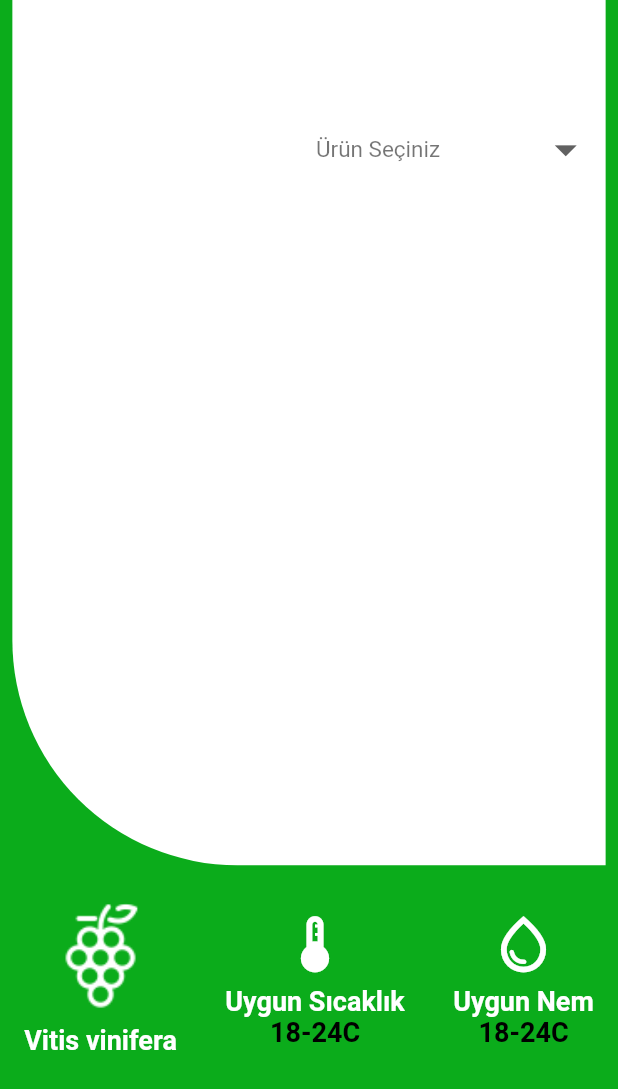
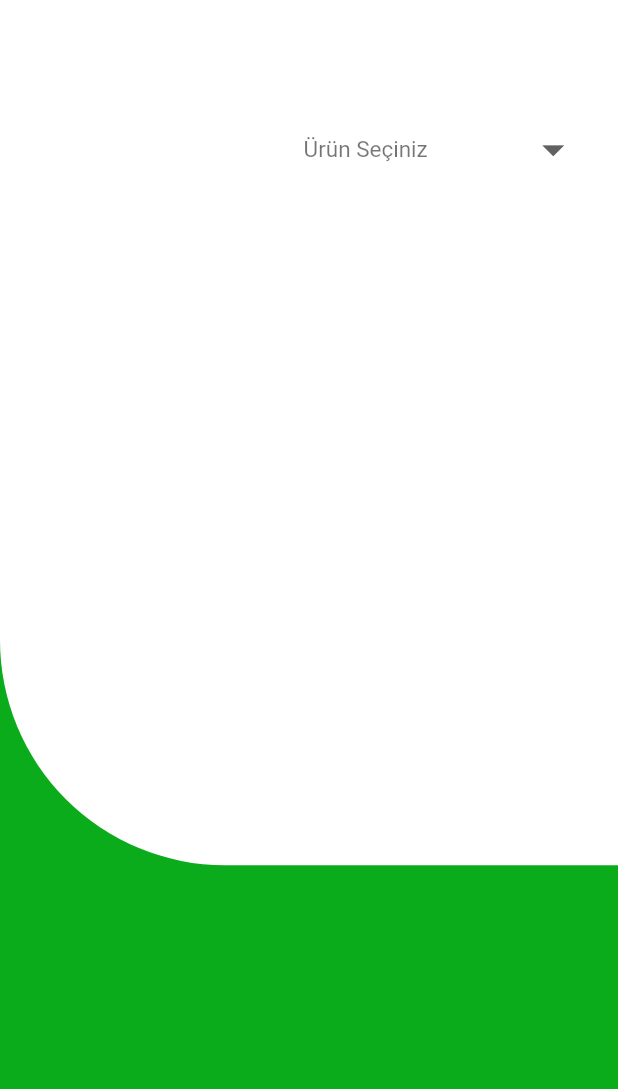
Before and after one commit to alphansaridogan/tarim_4_0, a Flutter app: the SuggestionsScreen screen opened by its route, on a phone screen of 412 x 824 dp. Shown: the top 1089 px of the screen. Run offline on Flutter 3.47's test engine with Material 2 defaults, Android fonts, the phone set to English and light mode, and no system bars; our stand-ins replace google_fonts, stacked; missing offline and left inert: bottom_bar.

Commit message:
suggestion güncellendi

```diff
--- a/lib/screens/suggestions_screen/suggestions_screen.dart
+++ b/lib/screens/suggestions_screen/suggestions_screen.dart
@@ -19,7 +19,6 @@ class SuggestionsScreen extends StatelessWidget {
           children: [
             Container(
               height: size.height * 0.7,
-              width: size.width * 0.96,
               decoration: const BoxDecoration(
                 color: Constants.white,
                 borderRadius: BorderRadius.only(
@@ -38,7 +37,8 @@ class SuggestionsScreen extends StatelessWidget {
                         width: size.width * 0.45,
                         child: model.product != null
                             ? Image.network(
-                                model.productDetail[model.bulma(model.product)]
+                                model.productDetail[
+                                        model.productAssignment(model.product)]
                                     ['urlImage'],
                               )
                             : const SizedBox(),
@@ -65,7 +65,7 @@ class SuggestionsScreen extends StatelessWidget {
                           padding: const EdgeInsets.symmetric(horizontal: 10.0),
                           child: Center(
                             child: (Text(
-                              '- ${model.productDetail[model.bulma(model.product)]['description1']}',
+                              '- ${model.productDetail[model.productAssignment(model.product)]['description1']}',
                               style: Constants.subtitle1,
                             )),
                           ),
@@ -78,7 +78,7 @@ class SuggestionsScreen extends StatelessWidget {
                       ? Padding(
                           padding: const EdgeInsets.symmetric(horizontal: 10.0),
                           child: (Text(
-                            '- ${model.productDetail[model.bulma(model.product)]['description2']}',
+                            '- ${model.productDetail[model.productAssignment(model.product)]['description2']}',
                             style: Constants.subtitle1,
                           )),
                         )
@@ -89,7 +89,8 @@ class SuggestionsScreen extends StatelessWidget {
             const SizedBox(
               height: 25,
             ),
-            Row(
+            model.product != null
+                ? Row(
                     mainAxisAlignment: MainAxisAlignment.spaceAround,
                     children: [
                       Column(
@@ -101,8 +102,10 @@ class SuggestionsScreen extends StatelessWidget {
                           const SizedBox(
                             height: 10,
                           ),
-                    const Text(
-                      'Vitis vinifera',
+                          Text(
+                            model.productDetail[
+                                    model.productAssignment(model.product)]
+                                ['microorganism'],
                             style: Constants.headline2,
                           ),
                         ],
@@ -122,8 +125,10 @@ class SuggestionsScreen extends StatelessWidget {
                             style: Constants.headline2,
                           ),
                           Text(
-                      '18-24C',
-                      style: Constants.headline2.apply(color: Constants.black),
+                            model.productDetail[
+                                model.productAssignment(model.product)]['heat'],
+                            style: Constants.headline2
+                                .apply(color: Constants.black),
                           )
                         ],
                       ),
@@ -142,13 +147,16 @@ class SuggestionsScreen extends StatelessWidget {
                             style: Constants.headline2,
                           ),
                           Text(
-                      '18-24C',
-                      style: Constants.headline2.apply(color: Constants.black),
+                            model.productDetail[model
+                                .productAssignment(model.product)]['moisture'],
+                            style: Constants.headline2
+                                .apply(color: Constants.black),
                           )
                         ],
                       ),
                     ],
                   )
+                : const SizedBox()
           ],
         ),
       ),
--- a/lib/screens/suggestions_screen/suggestions_screen_model.dart
+++ b/lib/screens/suggestions_screen/suggestions_screen_model.dart
@@ -22,7 +22,10 @@ class SuggestionsScreenModel extends MainViewModel {
       'description1':
           'Hava sıcaklıklarına bağlı olarak bu haftatoprak nemini %35 civarında tutulması önerilir.',
       'description2':
-          'Elmaaa: Küllenme hastalığı riskini önlemek için 15günde bir sıvı kükürt ile ilaçlama yapılmalıdır. İstenmeyen sürgünler budanmalı ana omcanın hava alması sağlanmalıdır.'
+          'Elmaaa: Küllenme hastalığı riskini önlemek için 15günde bir sıvı kükürt ile ilaçlama yapılmalıdır. İstenmeyen sürgünler budanmalı ana omcanın hava alması sağlanmalıdır.',
+      'moisture': '%12-40',
+      'heat': '18-24C',
+      'microorganism': 'Vitis vinifera',
     },
     {
       'ID': 1,
@@ -32,12 +35,14 @@ class SuggestionsScreenModel extends MainViewModel {
       'description1':
           'Elma: Hava sıcaklıklarına bağlı olarak bu haftatoprak nemini %35 civarında tutulması önerilir.Küllenme hastalığı riskini önlemek için 15günde bir sıvı kükürt ile ilaçlama yapılmalıdır. İstenmeyen sürgünler budanmalı ana omcanın hava alması sağlanmalıdır.',
       'description2':
-          'Elmaaa: Hava sıcaklıklarına bağlı olarak bu haftatoprak nemini %45 civarında tutulması önerilir.Küllenme hastalığı riskini önlemek için 15günde bir sıvı kükürt ile ilaçlama yapılmalıdır. İstenmeyen sürgünler budanmalı ana omcanın hava alması sağlanmalıdır.'
-
+          'Elmaaa: Hava sıcaklıklarına bağlı olarak bu haftatoprak nemini %45 civarında tutulması önerilir.Küllenme hastalığı riskini önlemek için 15günde bir sıvı kükürt ile ilaçlama yapılmalıdır. İstenmeyen sürgünler budanmalı ana omcanın hava alması sağlanmalıdır.',
+      'moisture': '%25-50',
+      'heat': '8-30C',
+      'microorganism': 'Elma kurdu :)',
     }
   ];
 
-  bulma(String? product) {
+  productAssignment(String? product) {
     for (var i = 0; i < productDetail.length; i++) {
       if (product != null && product == productDetail[i]['Adi']) {
         return i;
```
Lines whose indentation alone changed are shown as unchanged.
